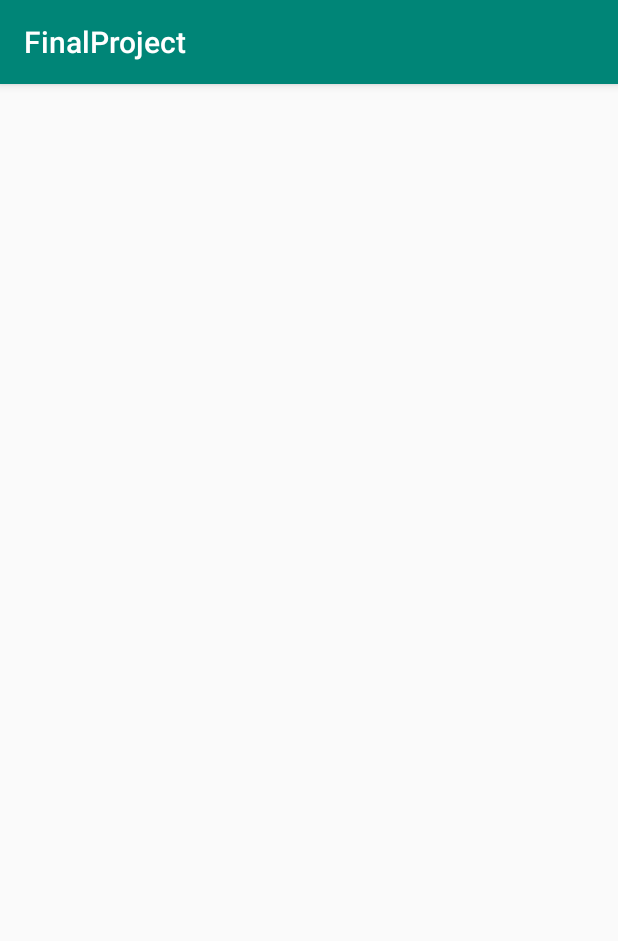
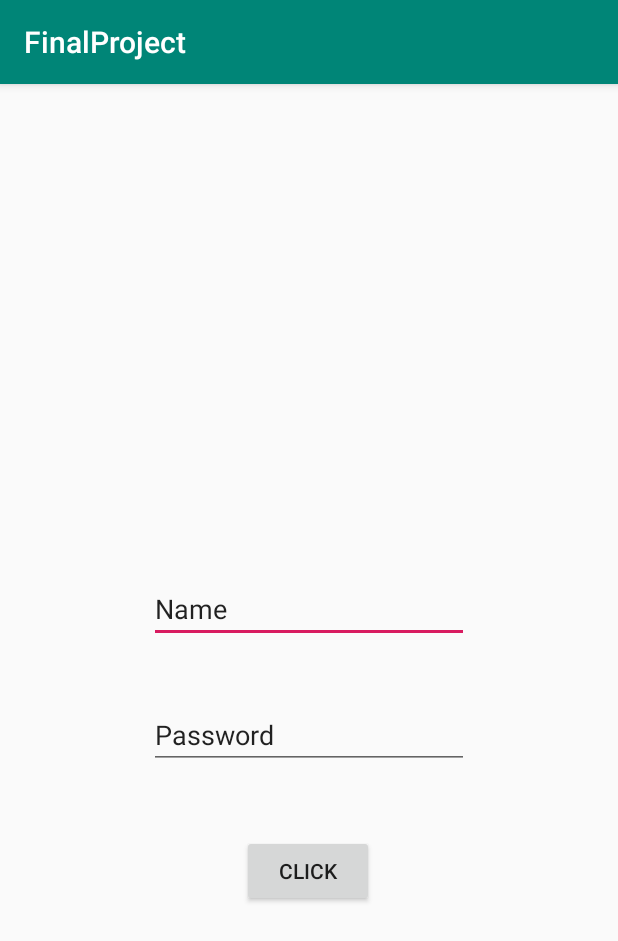
Before and after one commit to AidanGoldie7/Wearther---IOT-Weather-Detection-App, an Android app: the screen it shows after launch (MainScreen), on a phone screen of 412 x 824 dp. Shown: the top 941 px of the screen. Run offline under Robolectric (Android 15) with nearby library versions, the phone set to English and light mode, and no system bars; libraries missing offline, so code that uses them is left out: io.particle.android.

Commit message:
Fifth Commit - (Not Complete) Particle Login via button click

```diff
--- a/app/src/main/java/com/example/finalproject/MainScreen.java
+++ b/app/src/main/java/com/example/finalproject/MainScreen.java
@@ -2,7 +2,23 @@ package com.example.finalproject;
 
 import androidx.appcompat.app.AppCompatActivity;
 
+import android.app.Activity;
 import android.os.Bundle;
+import android.util.Log;
+import android.view.View;
+import android.widget.Button;
+import android.widget.EditText;
+import android.widget.ListView;
+import android.widget.TextView;
+import android.widget.Toast;
+
+import java.util.List;
+
+import io.particle.android.sdk.cloud.ParticleCloudSDK;
+import io.particle.android.sdk.cloud.ParticleDevice;
+import io.particle.android.sdk.utils.Toaster;
+import io.particle.android.sdk.cloud.exceptions.ParticleCloudException;
+
 
 public class MainScreen extends AppCompatActivity {
 
@@ -10,5 +26,73 @@ public class MainScreen extends AppCompatActivity {
     protected void onCreate(Bundle savedInstanceState) {
         super.onCreate(savedInstanceState);
         setContentView(R.layout.activity_main_screen);
+
+
+
+        Button button1 = (Button)findViewById(R.id.button);
+        button1.setOnClickListener(new View.OnClickListener() {
+            public void onClick(View v)
+            {
+
+                //code working on
+                EditText textUser = (EditText) findViewById(R.id.txtUsername);
+                EditText textPassword = (EditText) findViewById(R.id.txtPassword);
+
+                try {
+                    ParticleCloudSDK.getCloud().logIn("aidangoldie7@gmail.com", "Password7");
+                    Activity someActivity = null;
+                    Toaster.s(someActivity, "Logged in!");
+
+                    ParticleCloudSDK.getCloud().setAccessToken("9bb912533940e7c808b191c28cd6aaaf8d12986c");
+
+                } catch (ParticleCloudException e) {
+                   // e.printStackTrace();
+                }
+
+                /*
+                try {
+                    ParticleCloudSDK.getCloud().logIn(textUser.getText().toString(), textPassword.getText().toString());
+                    Toaster.s(someActivity, "Logged in!");
+
+                    Toast.makeText(MainScreen.this, "logged in.",
+                            Toast.LENGTH_LONG).show();  //see below to find out more
+                } catch (ParticleCloudException e) {
+                    e.printStackTrace();
+                    Toast.makeText(MainScreen.this, "invalid",
+                            Toast.LENGTH_LONG).show();  //see below to find out more
+                }
+*/
+
+            //Toaster.s(someActivity, "Logged in!");
+                //End of code working on
+
+            }
+        });
     }
 }
+
+/*
+    Button buttonB = (Button)findViewById(R.id.button);
+        buttonB.setOnClickListener(new View.OnClickListener(){
+        //annonymous inner method called when buttonB clicked....
+        public void onClick(View v) {
+
+            List<ParticleDevice> devices = ParticleCloudSDK.getCloud().getDevices();
+            for (ParticleDevice device : devices) {
+                if (device.getName().equals("myDevice")) {
+                    //doSomethingWithMyDevice(device);
+                    break;
+                }
+            }
+
+
+            ListView myList = (ListView)findViewById(R.id.myList);
+            Log.d("FirstAppTag","onClick() called - scan device button");
+            Toast.makeText(MainScreen.this, "scanning for devices nearby.",
+                    Toast.LENGTH_LONG).show();  //see below to find out more
+            //tv1.setText(new Date().toString());
+        }
+
+    }
+}
+*/
--- a/app/src/main/res/layout/activity_main_screen.xml
+++ b/app/src/main/res/layout/activity_main_screen.xml
@@ -6,4 +6,43 @@
     android:layout_height="match_parent"
     tools:context=".MainScreen">
 
+    <Button
+        android:id="@+id/button"
+        android:layout_width="wrap_content"
+        android:layout_height="wrap_content"
+        android:layout_marginTop="220dp"
+        android:text="Click"
+        app:layout_constraintBottom_toBottomOf="parent"
+        app:layout_constraintEnd_toEndOf="parent"
+        app:layout_constraintHorizontal_bias="0.498"
+        app:layout_constraintStart_toStartOf="parent"
+        app:layout_constraintTop_toTopOf="parent"
+        app:layout_constraintVertical_bias="0.561" />
+
+    <EditText
+        android:id="@+id/txtUsername"
+        android:layout_width="wrap_content"
+        android:layout_height="wrap_content"
+        android:ems="10"
+        android:inputType="textPersonName"
+        android:text="Name"
+        app:layout_constraintBottom_toBottomOf="parent"
+        app:layout_constraintEnd_toEndOf="parent"
+        app:layout_constraintStart_toStartOf="parent"
+        app:layout_constraintTop_toTopOf="parent"
+        app:layout_constraintVertical_bias="0.453" />
+
+    <EditText
+        android:id="@+id/txtPassword"
+        android:layout_width="wrap_content"
+        android:layout_height="wrap_content"
+        android:ems="10"
+        android:inputType="textPersonName"
+        android:text="Password"
+        app:layout_constraintBottom_toBottomOf="parent"
+        app:layout_constraintEnd_toEndOf="parent"
+        app:layout_constraintStart_toStartOf="parent"
+        app:layout_constraintTop_toTopOf="parent"
+        app:layout_constraintVertical_bias="0.569" />
+
 </androidx.constraintlayout.widget.ConstraintLayout>
```
